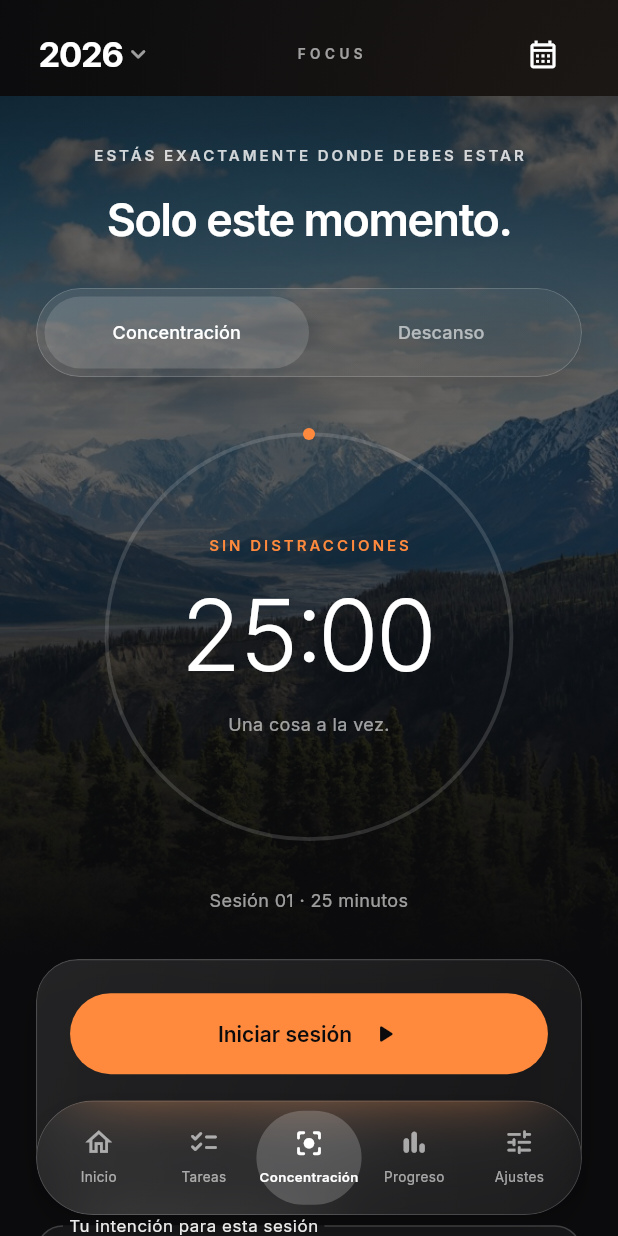
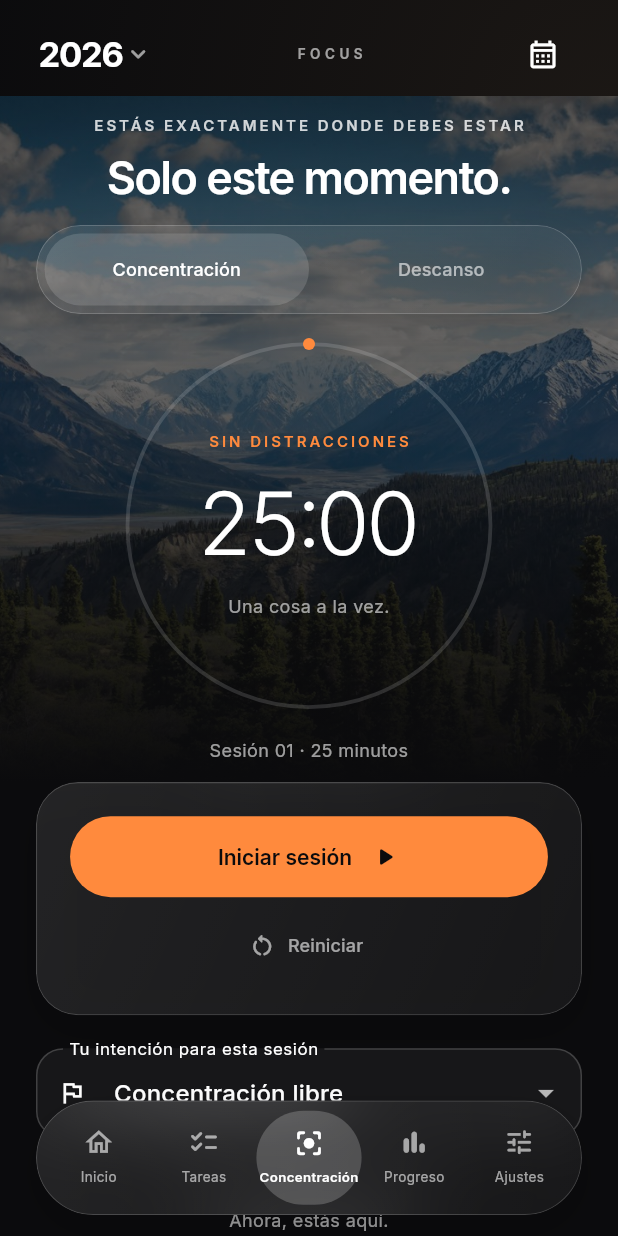
Before and after one commit to aldo200908-lgtm/FOCUS-App, a Flutter app: the screen it shows after launch, item 3 of the bottom bar chosen, on a phone screen of 412 x 824 dp. Run offline on Flutter 3.47's test engine with Material 3 defaults, Android fonts, the phone set to English and light mode, and no system bars; our stand-ins replace shared_preferences.

Commit message:
fix: keep focus controls visible above floating navigation on compact phones

```diff
--- a/lib/screens/concentration.dart
+++ b/lib/screens/concentration.dart
@@ -38,6 +38,7 @@ class ConcentrationScreen extends StatelessWidget {
     final time =
         '${(seconds ~/ 60).toString().padLeft(2, '0')}:${(seconds % 60).toString().padLeft(2, '0')}';
     final fresh = seconds == state.sessionMinutes * 60;
+    final dialSize = min(250.0, MediaQuery.sizeOf(context).width * .62);
     return ListView(
       padding: const EdgeInsets.only(bottom: 130),
       children: [
@@ -45,20 +46,20 @@ class ConcentrationScreen extends StatelessWidget {
           children: [
             const Positioned.fill(child: Landscape(opacity: .65)),
             Padding(
-              padding: const EdgeInsets.fromLTRB(24, 32, 24, 0),
+              padding: const EdgeInsets.fromLTRB(24, 12, 24, 0),
               child: Column(
                 children: [
                   const Eyebrow(
                     'ESTÁS EXACTAMENTE DONDE DEBES ESTAR',
                     color: Color(0xCCFFFFFF),
                   ),
-                  const SizedBox(height: 18),
+                  const SizedBox(height: 10),
                   Text(
                     'Solo este momento.',
                     style: Theme.of(context).textTheme.headlineMedium,
                     textAlign: TextAlign.center,
                   ),
-                  const SizedBox(height: 28),
+                  const SizedBox(height: 14),
                   GlassCard(
                     radius: 50,
                     padding: const EdgeInsets.all(5),
@@ -110,14 +111,14 @@ class ConcentrationScreen extends StatelessWidget {
                       ],
                     ),
                   ),
-                  const SizedBox(height: 34),
+                  const SizedBox(height: 16),
                   SizedBox(
-                    width: 278,
-                    height: 278,
+                    width: dialSize,
+                    height: dialSize,
                     child: CustomPaint(
                       painter: _TimerRing(state.timerProgress),
                       child: Padding(
-                        padding: const EdgeInsets.all(28),
+                        padding: const EdgeInsets.all(20),
                         child: Column(
                           mainAxisAlignment: MainAxisAlignment.center,
                           children: [
@@ -140,7 +141,7 @@ class ConcentrationScreen extends StatelessWidget {
                                 child: Text(
                                   time,
                                   style: const TextStyle(
-                                    fontSize: 66,
+                                    fontSize: 58,
                                     height: 1.2,
                                     fontWeight: FontWeight.w300,
                                     letterSpacing: -4,
@@ -167,7 +168,7 @@ class ConcentrationScreen extends StatelessWidget {
                       ),
                     ),
                   ),
-                  const SizedBox(height: 28),
+                  const SizedBox(height: 16),
                   Text(
                     state.timerFinished
                         ? (state.isBreak
@@ -177,7 +178,7 @@ class ConcentrationScreen extends StatelessWidget {
                     textAlign: TextAlign.center,
                     style: const TextStyle(color: muted, fontSize: 12),
                   ),
-                  const SizedBox(height: 30),
+                  const SizedBox(height: 12),
                 ],
               ),
             ),
```
